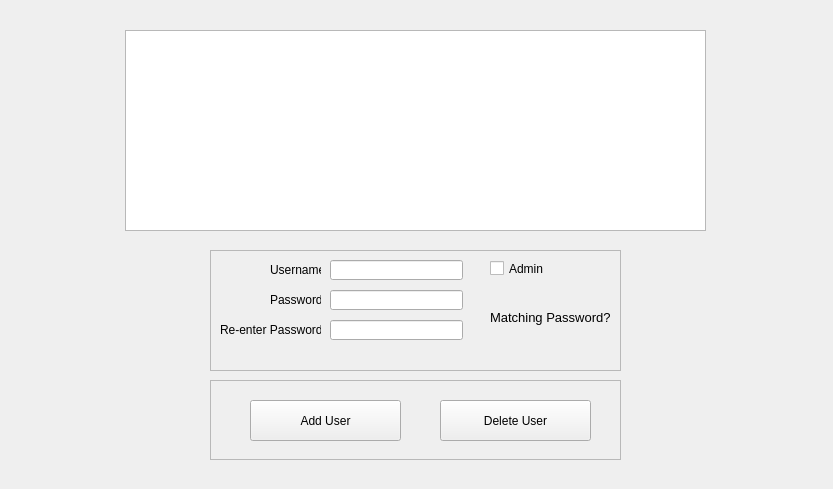
Old version of the form drc/gui/manageusers.ui in the repository lansdon/cpts483_drc.
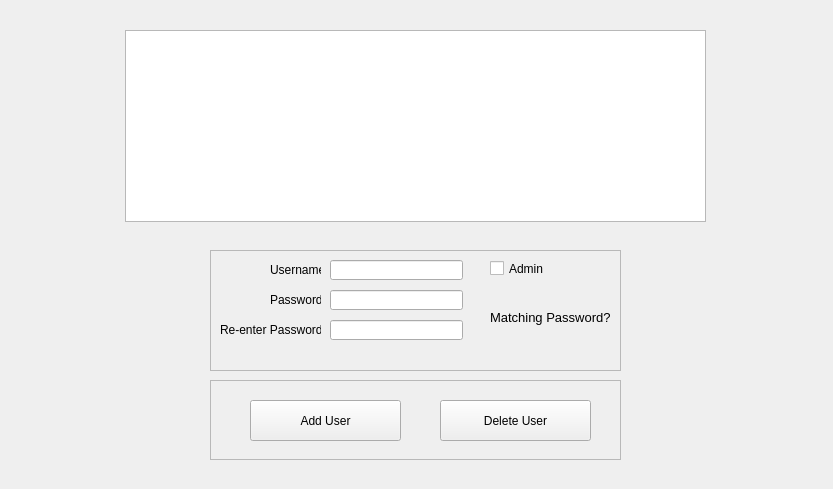
New version of the form.

Commit message:
More user management stuffs
stuffs

Patch:
```diff
--- a/drc/gui/manageusers.ui
+++ b/drc/gui/manageusers.ui
@@ -13,16 +13,6 @@
   <property name="windowTitle">
    <string>Form</string>
   </property>
-  <widget class="QTableView" name="tableView">
-   <property name="geometry">
-    <rect>
-     <x>125</x>
-     <y>30</y>
-     <width>581</width>
-     <height>201</height>
-    </rect>
-   </property>
-  </widget>
   <widget class="QFrame" name="AddUserFrame">
    <property name="geometry">
     <rect>
@@ -176,6 +166,16 @@
     </property>
    </widget>
   </widget>
+  <widget class="QTableWidget" name="usertableWidget">
+   <property name="geometry">
+    <rect>
+     <x>125</x>
+     <y>30</y>
+     <width>581</width>
+     <height>192</height>
+    </rect>
+   </property>
+  </widget>
  </widget>
  <resources/>
  <connections/>
```
The commit also changes 2 other files.
